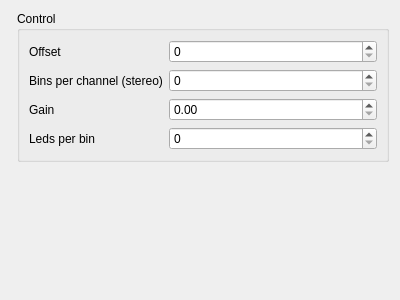
Old version of the form pallilux-gui/spectrometerconfigpage.ui in the repository enra64/PalliLux.
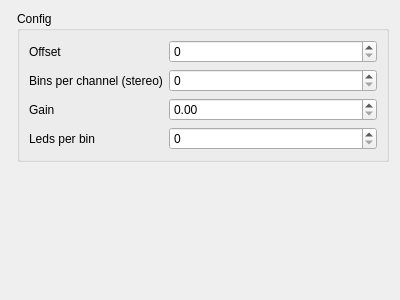
New version of the form.

What changed in the file:
```diff
--- a/pallilux-gui/spectrometerconfigpage.ui
+++ b/pallilux-gui/spectrometerconfigpage.ui
@@ -17,7 +17,7 @@
    <item row="0" column="1">
     <widget class="QGroupBox" name="groupBox">
      <property name="title">
-      <string>Control</string>
+      <string>Config</string>
      </property>
      <layout class="QFormLayout" name="formLayout">
       <item row="0" column="0">
```
